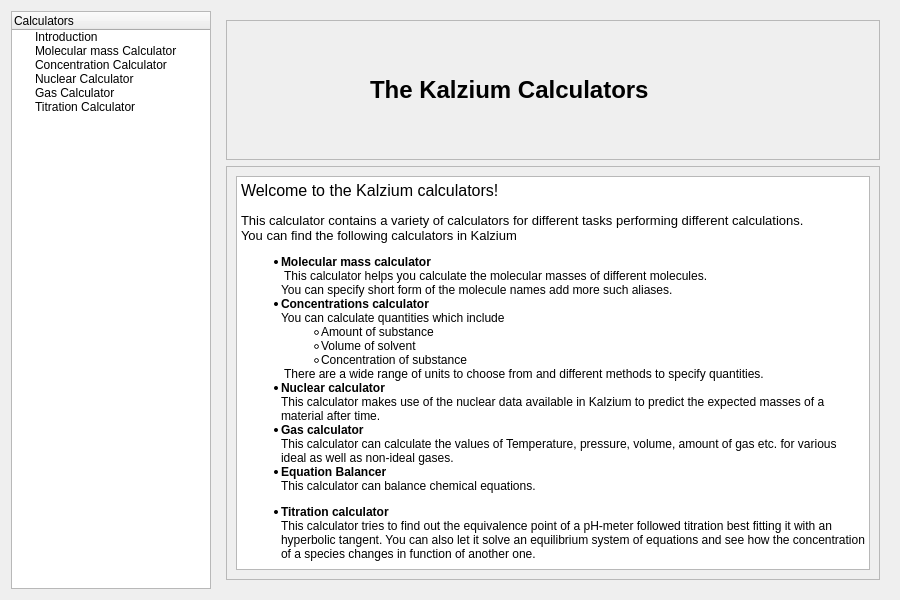
Qt form src/calculator/calculator.ui (KDE/kalzium) before a commit.
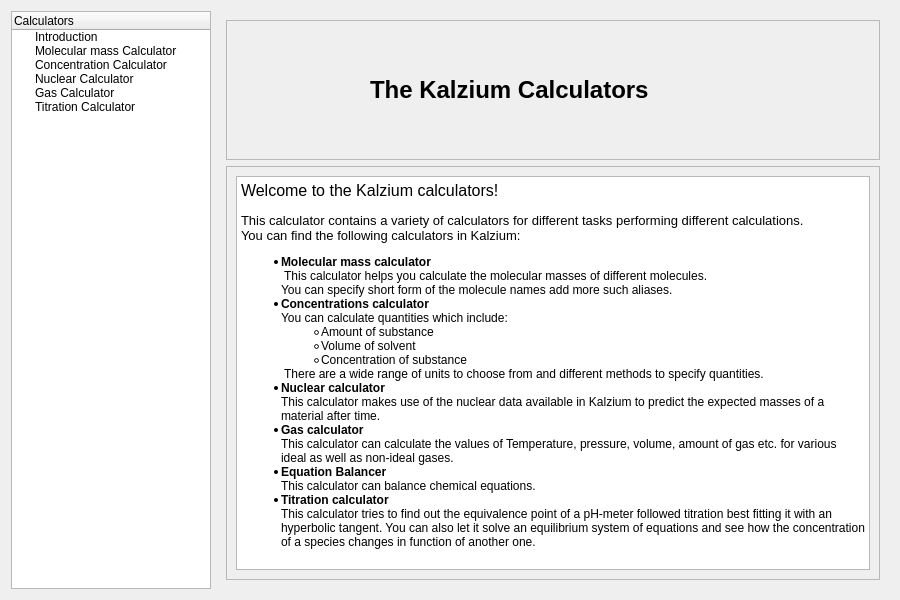
The same form after that commit. Custom widgets are drawn as their Qt base class.

Commit message: Add colon, remove extra space and standardize margin-bottom

Patch:
```diff
--- a/src/calculator/calculator.ui
+++ b/src/calculator/calculator.ui
@@ -189,17 +189,17 @@
 &lt;/style&gt;&lt;/head&gt;&lt;body style=&quot; font-family:'Sans Serif'; font-size:9pt; font-weight:400; font-style:normal;&quot;&gt;
 &lt;p style=&quot; margin-top:0px; margin-bottom:0px; margin-left:0px; margin-right:0px; -qt-block-indent:0; text-indent:0px;&quot;&gt;&lt;span style=&quot; font-family:'DejaVu Sans'; font-size:12pt;&quot;&gt;Welcome to the Kalzium calculators!&lt;br /&gt;&lt;/span&gt;&lt;/p&gt;
 &lt;p style=&quot; margin-top:0px; margin-bottom:0px; margin-left:0px; margin-right:0px; -qt-block-indent:0; text-indent:0px;&quot;&gt;&lt;span style=&quot; font-family:'DejaVu Sans'; font-size:10pt;&quot;&gt;This calculator contains a variety of calculators for different tasks performing different calculations.&lt;/span&gt;&lt;/p&gt;
-&lt;p style=&quot; margin-top:0px; margin-bottom:0px; margin-left:0px; margin-right:0px; -qt-block-indent:0; text-indent:0px;&quot;&gt;&lt;span style=&quot; font-family:'DejaVu Sans'; font-size:10pt;&quot;&gt;You can find the following calculators in Kalzium&lt;/span&gt;&lt;/p&gt;
+&lt;p style=&quot; margin-top:0px; margin-bottom:0px; margin-left:0px; margin-right:0px; -qt-block-indent:0; text-indent:0px;&quot;&gt;&lt;span style=&quot; font-family:'DejaVu Sans'; font-size:10pt;&quot;&gt;You can find the following calculators in Kalzium:&lt;/span&gt;&lt;/p&gt;
 &lt;ul style=&quot;margin-top: 0px; margin-bottom: 0px; margin-left: 0px; margin-right: 0px; -qt-list-indent: 1;&quot;&gt;&lt;li style=&quot; font-family:'DejaVu Sans';&quot; style=&quot; margin-top:12px; margin-bottom:0px; margin-left:0px; margin-right:0px; -qt-block-indent:0; text-indent:0px;&quot;&gt;&lt;span style=&quot; font-weight:600;&quot;&gt;Molecular mass calculator&lt;br /&gt;&lt;/span&gt; This calculator helps you calculate the molecular masses of different molecules.&lt;br /&gt;You can specify short form of the molecule names add more such aliases.&lt;/li&gt;
-&lt;li style=&quot; font-family:'DejaVu Sans';&quot; style=&quot; margin-top:0px; margin-bottom:0px; margin-left:0px; margin-right:0px; -qt-block-indent:0; text-indent:0px;&quot;&gt;&lt;span style=&quot; font-weight:600;&quot;&gt;Concentrations calculator&lt;br /&gt;&lt;/span&gt;You can calculate quantities which include&lt;/li&gt;
-&lt;ul type=&quot;circle&quot; style=&quot;margin-top: 0px; margin-bottom: 0px; margin-left: 0px; margin-right: 0px; -qt-list-indent: 2;&quot;&gt;&lt;li style=&quot; font-family:'DejaVu Sans';&quot; style=&quot; margin-top:0px; margin-bottom:0px; margin-left:0px; margin-right:0px; -qt-block-indent:0; text-indent:0px;&quot;&gt;Amount of substance	&lt;/li&gt;
+&lt;li style=&quot; font-family:'DejaVu Sans';&quot; style=&quot; margin-top:0px; margin-bottom:0px; margin-left:0px; margin-right:0px; -qt-block-indent:0; text-indent:0px;&quot;&gt;&lt;span style=&quot; font-weight:600;&quot;&gt;Concentrations calculator&lt;br /&gt;&lt;/span&gt;You can calculate quantities which include:&lt;/li&gt;
+&lt;ul type=&quot;circle&quot; style=&quot;margin-top: 0px; margin-bottom: 0px; margin-left: 0px; margin-right: 0px; -qt-list-indent: 2;&quot;&gt;&lt;li style=&quot; font-family:'DejaVu Sans';&quot; style=&quot; margin-top:0px; margin-bottom:0px; margin-left:0px; margin-right:0px; -qt-block-indent:0; text-indent:0px;&quot;&gt;Amount of substance&lt;/li&gt;
 &lt;li style=&quot; font-family:'DejaVu Sans';&quot; style=&quot; margin-top:0px; margin-bottom:0px; margin-left:0px; margin-right:0px; -qt-block-indent:0; text-indent:0px;&quot;&gt;Volume of solvent&lt;/li&gt;
 &lt;li style=&quot; font-family:'DejaVu Sans';&quot; style=&quot; margin-top:0px; margin-bottom:0px; margin-left:0px; margin-right:0px; -qt-block-indent:0; text-indent:0px;&quot;&gt;Concentration of substance&lt;/li&gt;&lt;/ul&gt;
 &lt;p style=&quot; margin-top:0px; margin-bottom:0px; margin-left:0px; margin-right:0px; -qt-block-indent:1; text-indent:0px;&quot;&gt;&lt;span style=&quot; font-family:'DejaVu Sans';&quot;&gt; There are a wide range of units to choose from and different methods to specify quantities.&lt;/span&gt;&lt;/p&gt;
 &lt;li style=&quot; font-family:'DejaVu Sans';&quot; style=&quot; margin-top:0px; margin-bottom:0px; margin-left:0px; margin-right:0px; -qt-block-indent:0; text-indent:0px;&quot;&gt;&lt;span style=&quot; font-weight:600;&quot;&gt;Nuclear calculator&lt;br /&gt;&lt;/span&gt;This calculator makes use of the nuclear data available in Kalzium to predict the expected masses of a material after time.&lt;/li&gt;
 &lt;li style=&quot; font-family:'DejaVu Sans';&quot; style=&quot; margin-top:0px; margin-bottom:0px; margin-left:0px; margin-right:0px; -qt-block-indent:0; text-indent:0px;&quot;&gt;&lt;span style=&quot; font-weight:600;&quot;&gt;Gas calculator&lt;br /&gt;&lt;/span&gt;This calculator can calculate the values of Temperature, pressure, volume, amount of gas etc. for various ideal as well as non-ideal gases.&lt;/li&gt;
-&lt;li style=&quot; font-family:'DejaVu Sans';&quot; style=&quot; margin-top:0px; margin-bottom:12px; margin-left:0px; margin-right:0px; -qt-block-indent:0; text-indent:0px;&quot;&gt;&lt;span style=&quot; font-weight:600;&quot;&gt;Equation Balancer&lt;br /&gt;&lt;/span&gt;This calculator can balance chemical equations.&lt;/li&gt;
-&lt;li style=&quot; font-family:'DejaVu Sans';&quot; style=&quot; margin-top:0px; margin-bottom:12px; margin-left:0px; margin-right:0px; -qt-block-indent:0; text-indent:0px;&quot;&gt;&lt;span style=&quot; font-weight:600;&quot;&gt;Titration calculator&lt;br /&gt;&lt;/span&gt;This calculator tries to find out the equivalence point of a pH-meter followed titration best fitting it with an hyperbolic tangent. You can also let it solve an equilibrium system of equations and see how the concentration of a species changes in function of another one.&lt;/li&gt;&lt;/ul&gt;&lt;/body&gt;&lt;/html&gt;</string>
+&lt;li style=&quot; font-family:'DejaVu Sans';&quot; style=&quot; margin-top:0px; margin-bottom:0px; margin-left:0px; margin-right:0px; -qt-block-indent:0; text-indent:0px;&quot;&gt;&lt;span style=&quot; font-weight:600;&quot;&gt;Equation Balancer&lt;br /&gt;&lt;/span&gt;This calculator can balance chemical equations.&lt;/li&gt;
+&lt;li style=&quot; font-family:'DejaVu Sans';&quot; style=&quot; margin-top:0px; margin-bottom:0px; margin-left:0px; margin-right:0px; -qt-block-indent:0; text-indent:0px;&quot;&gt;&lt;span style=&quot; font-weight:600;&quot;&gt;Titration calculator&lt;br /&gt;&lt;/span&gt;This calculator tries to find out the equivalence point of a pH-meter followed titration best fitting it with an hyperbolic tangent. You can also let it solve an equilibrium system of equations and see how the concentration of a species changes in function of another one.&lt;/li&gt;&lt;/ul&gt;&lt;/body&gt;&lt;/html&gt;</string>
             </property>
            </widget>
           </item>
```
